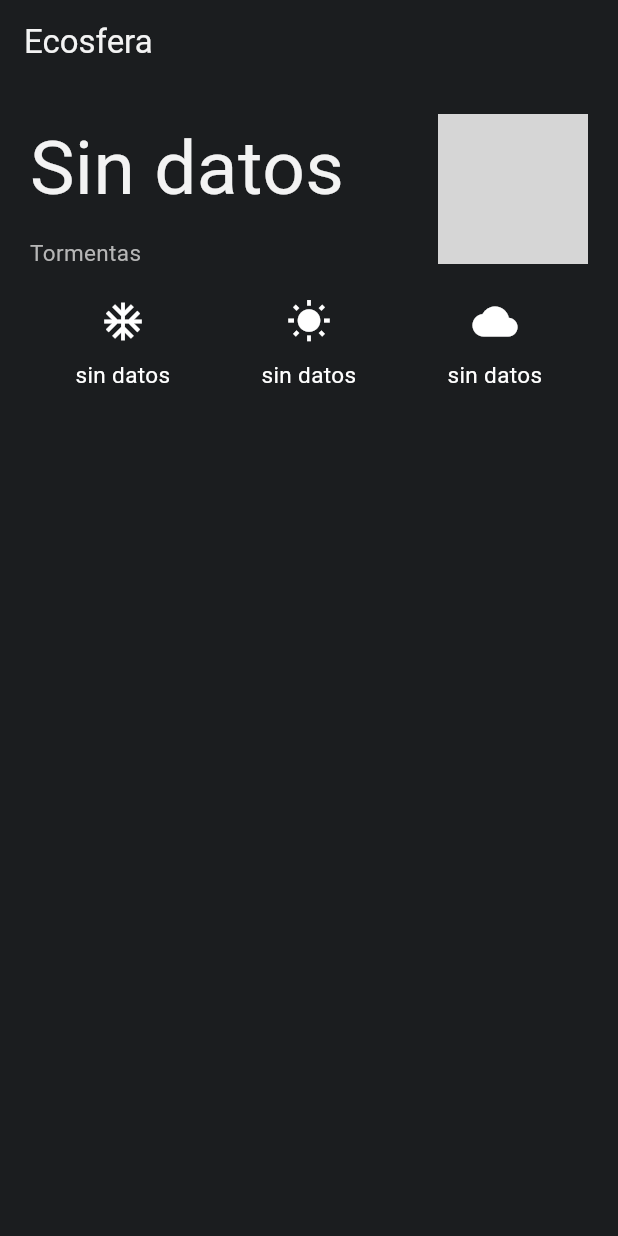
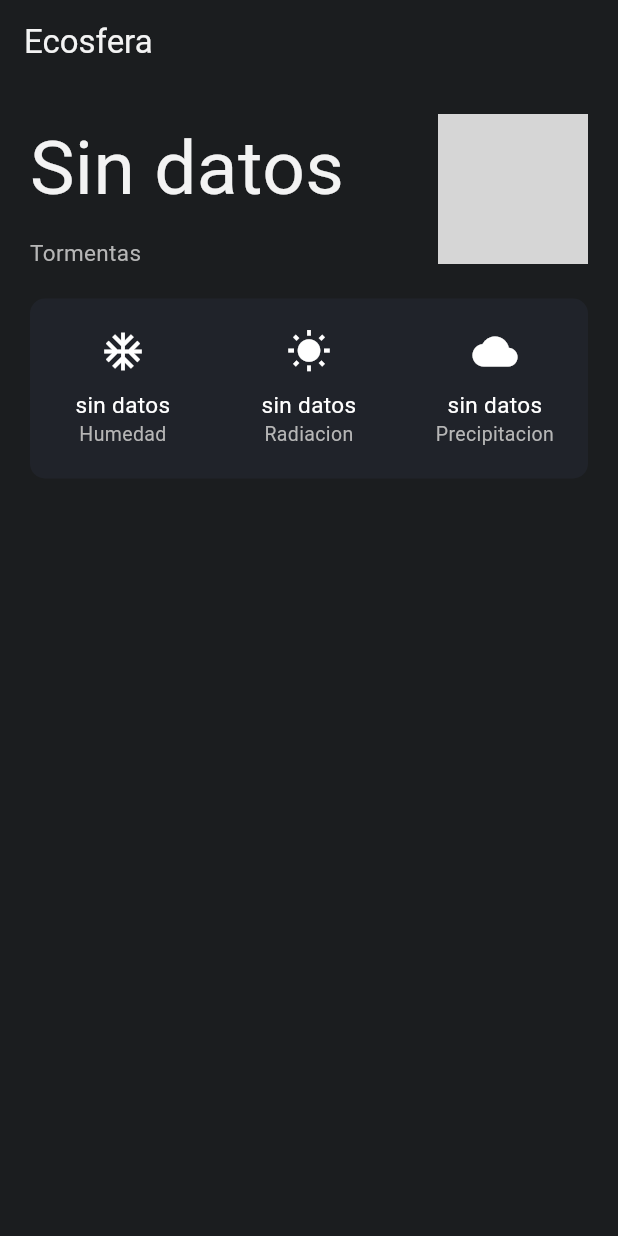
Before and after one commit to JeffMenca/Ecosfera-App, a Flutter app: the screen it shows after launch, on a phone screen of 412 x 824 dp. Run offline on Flutter 3.47's test engine with Material 3 defaults, Android fonts, the phone set to English and light mode, and no system bars; network calls fail; grey boxes are pictures that could not be loaded.

Commit message:
Jeffrey(Feature): Editing the content of humidity, radiation, and precipitation.

```diff
--- a/lib/presentation/screens/home/home.dart
+++ b/lib/presentation/screens/home/home.dart
@@ -43,7 +43,8 @@ Future<void> _fetchWeatherData() async {
   Widget build(BuildContext context) {
     return Scaffold(
       appBar: AppBar(
-        title: const Text('Ecosfera', style: TextStyle(color: Color(0xFFF3F3F3))),
+        title:
+            const Text('Ecosfera', style: TextStyle(color: Color(0xFFF3F3F3))),
         backgroundColor: const Color(0xFF1B1D1F),
       ),
       body: Container(
@@ -69,7 +70,8 @@ Future<void> _fetchWeatherData() async {
                           color: Color(0xFFF3F3F3),
                         ),
                       ),
-                      const SizedBox(height: 10), // Espacio entre los dos textos
+                      const SizedBox(
+                          height: 10), // Espacio entre los dos textos
                       Text(
                         weatherCondition,
                         textAlign: TextAlign.center,
@@ -92,14 +94,32 @@ Future<void> _fetchWeatherData() async {
             ),
             const SizedBox(height: 20), // Espacio entre los dos elementos
 
-            Row(
+            Container(
+              padding: const EdgeInsets.symmetric(
+                  vertical: 20), // Agregar padding solo en Y
+              decoration: BoxDecoration(
+                color: const Color(0xFF20232A), // Color de fondo
+                borderRadius:
+                    BorderRadius.circular(10), // Opcional: bordes redondeados
+              ),
+              child: Row(
                 mainAxisAlignment: MainAxisAlignment.spaceBetween,
                 children: [
-                CustomCard(icon: Icons.ac_unit, text: _weatherData?.humedad ?? "sin datos" ),
-                CustomCard(icon: Icons.wb_sunny, text: _weatherData?.radiacion ?? "sin datos"),
-                CustomCard(icon: Icons.cloud, text: _weatherData?.precipitacion ?? "sin datos"),
+                  CustomCard(
+                      icon: Icons.ac_unit,
+                      data: _weatherData?.humedad ?? "sin datos",
+                      title: 'Humedad'),
+                  CustomCard(
+                      icon: Icons.wb_sunny,
+                      data: _weatherData?.radiacion ?? "sin datos",
+                      title: 'Radiacion'),
+                  CustomCard(
+                      icon: Icons.cloud,
+                      data: _weatherData?.precipitacion ?? "sin datos",
+                      title: 'Precipitacion'),
                 ],
               ),
+            )
           ],
         ),
       ),
--- a/lib/presentation/widgets/custom_card.dart
+++ b/lib/presentation/widgets/custom_card.dart
@@ -2,12 +2,14 @@ import 'package:flutter/material.dart';
 
 class CustomCard extends StatelessWidget {
   final IconData icon;
-  final String text;
+  final String data;
+  final String title;
 
   const CustomCard({
     Key? key,
     required this.icon,
-    required this.text,
+    required this.data,
+    required this.title,
   }) : super(key: key);
 
   @override
@@ -22,11 +24,19 @@ class CustomCard extends StatelessWidget {
           ),
           const SizedBox(height: 10),
           Text(
-            text,
+            data,
             textAlign: TextAlign.center,
             style: const TextStyle(
               fontSize: 15.0,
               color: Colors.white,
+            ),
+          ),
+           Text(
+            title,
+            textAlign: TextAlign.center,
+            style: const TextStyle(
+              fontSize: 13.0,
+              color: Color.fromARGB(255, 182, 182, 182),
             ),
           ),
         ],
```
Lines whose indentation alone changed are shown as unchanged.
